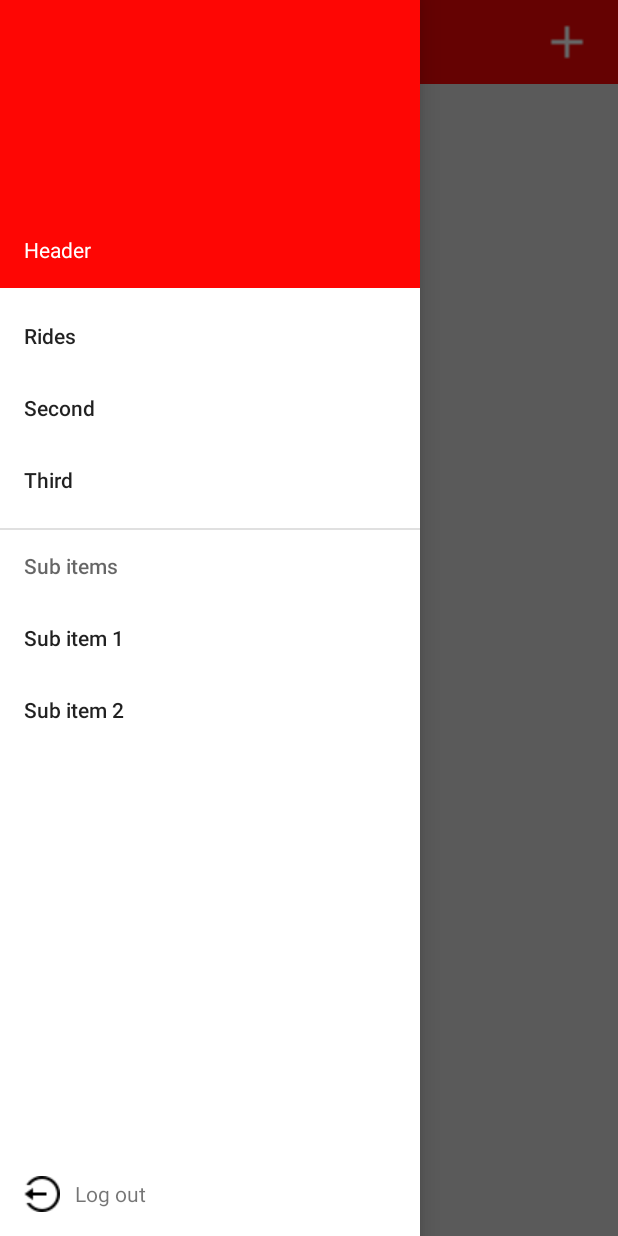
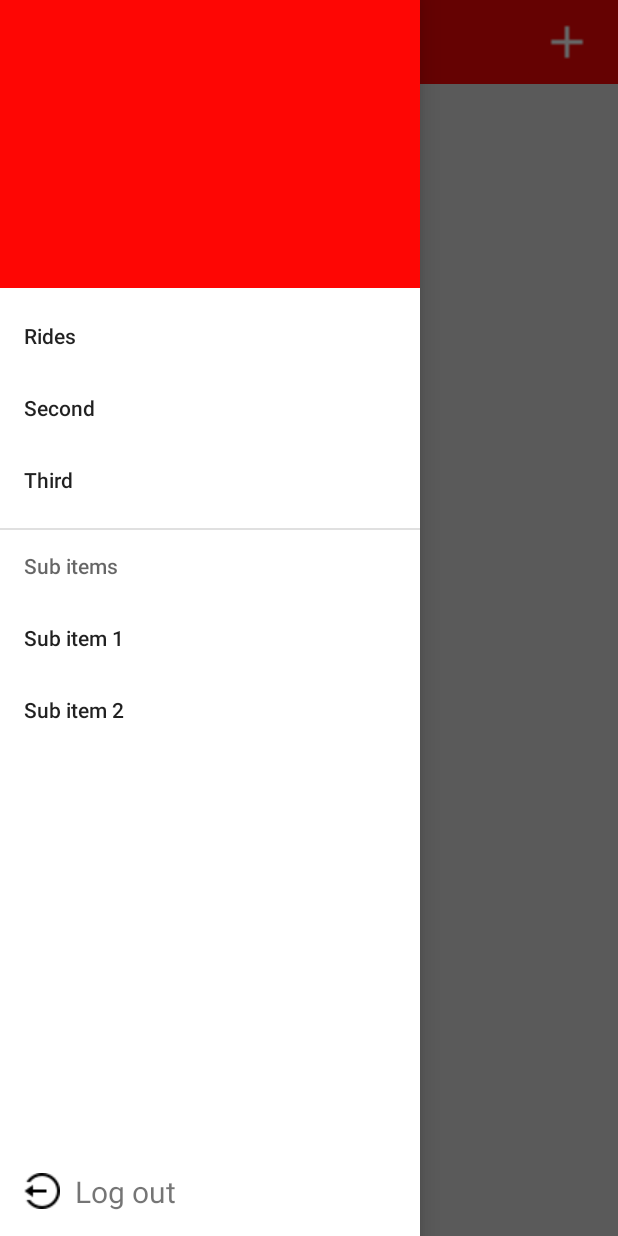
Before and after one commit to EgzonaGrashtica/PPMGr.1, an Android app: the screen it shows after launch once a user with an empty profile is signed in (MainActivity), with the side drawer open, on a phone screen of 412 x 824 dp. Run offline under Robolectric (Android 15) with nearby library versions, the light colour scheme and no system bars; our stand-ins replace Firebase (no records; nobody signed in at launch, a user with empty details on screens opened directly).

Commit message:
Dizjanim te UI
Dizajnimi i dialog_ride, Vendosja e emrit dhe imellit ne Header ne Hamburger menu, riderektimi i menihershem ne Main Post Fragment ne rastin e postimit te rij.

```diff
--- a/hitchhikerK/app/src/main/java/com/fiek/hitchhikerkosova/MainActivity.java
+++ b/hitchhikerK/app/src/main/java/com/fiek/hitchhikerkosova/MainActivity.java
@@ -33,7 +33,8 @@ public class MainActivity extends AppCompatActivity {
     Class fragmentClass;
     FragmentManager fragmentManager;
     private FirebaseAuth mAuth;
-    TextView tvLogout;
+    TextView tvLogout,tvHeaderName,tvHeaderEmail;
+    FirebaseUser currentUser;
 
     // Make sure to be using androidx.appcompat.app.ActionBarDrawerToggle version.
     private ActionBarDrawerToggle drawerToggle;
@@ -42,6 +43,8 @@ public class MainActivity extends AppCompatActivity {
     protected void onCreate(Bundle savedInstanceState) {
         super.onCreate(savedInstanceState);
         setContentView(R.layout.activity_main);
+
+
 
         // Listeneri per me ndegju kur firebaseAuth e ndrron gjendjen(behet logout)
         FirebaseAuth.AuthStateListener authStateListener = new FirebaseAuth.AuthStateListener() {
@@ -99,17 +102,25 @@ public class MainActivity extends AppCompatActivity {
                tvLogOutFunc();
             }
         });
+
+        View headerLayout=nvDrawer.getHeaderView(0);
+
+        tvHeaderName=(TextView) headerLayout.findViewById(R.id.tvHeaderName);
+        tvHeaderEmail=(TextView) headerLayout.findViewById(R.id.tvHeaderEmail);
+
+        currentUser = mAuth.getCurrentUser();
+
     }
     @Override
     public void onStart() {
         super.onStart();
         // Check if user is signed in (non-null) and update UI accordingly.
-        FirebaseUser currentUser = mAuth.getCurrentUser();
         if(currentUser ==null){
             startActivity(new Intent(MainActivity.this, LogInActivity.class));
             finish();
-
         }
+        tvHeaderName.setText(currentUser.getDisplayName());
+        tvHeaderEmail.setText(currentUser.getEmail());
     }
 
     private void setupDrawerContent(NavigationView navigationView) {
--- a/hitchhikerK/app/src/main/java/com/fiek/hitchhikerkosova/adapters/PostsAdapter.java
+++ b/hitchhikerK/app/src/main/java/com/fiek/hitchhikerkosova/adapters/PostsAdapter.java
@@ -93,12 +93,12 @@ public class PostsAdapter extends RecyclerView.Adapter<PostsAdapter.PostsViewHol
 
     public class PostsViewHolder extends RecyclerView.ViewHolder {
         TextView tvRowName,tvRowFrom,tvRowTo,tvRowDepartureTime,tvRowDate;
-        LinearLayout postRow;
+        ConstraintLayout postRow;
         /*TextView tvRowPrice,tvRowFreeSeats,tvRowPhoneNumber,tvRowExtraInfo;*/
         public PostsViewHolder(@NonNull View itemView) {
 
             super(itemView);
-            postRow=(LinearLayout)itemView.findViewById(R.id.postRow);
+            postRow=(ConstraintLayout) itemView.findViewById(R.id.postRow);
             tvRowName=itemView.findViewById(R.id.tvRowName);
             tvRowFrom=itemView.findViewById(R.id.tvRowFrom);
             tvRowTo=itemView.findViewById(R.id.tvRowTo);
--- a/hitchhikerK/app/src/main/java/com/fiek/hitchhikerkosova/ui/MainPostsFragment.java
+++ b/hitchhikerK/app/src/main/java/com/fiek/hitchhikerkosova/ui/MainPostsFragment.java
@@ -135,7 +135,10 @@ public class MainPostsFragment extends Fragment {
 
         recyclerView=getActivity().findViewById(R.id.recyclerView);
         recyclerView.setAdapter(postsAdapter);
-        recyclerView.setLayoutManager(new LinearLayoutManager(getContext()));
+        LinearLayoutManager linearLayoutManager=new LinearLayoutManager(getContext());
+        linearLayoutManager.setReverseLayout(true);
+        linearLayoutManager.setStackFromEnd(true);
+        recyclerView.setLayoutManager(linearLayoutManager);
 
         refreshLayout=getActivity().findViewById(R.id.refreshLayout);
         refreshLayout.setOnRefreshListener(new SwipeRefreshLayout.OnRefreshListener() {
--- a/hitchhikerK/app/src/main/res/drawable/et_style1.xml
+++ b/hitchhikerK/app/src/main/res/drawable/et_style1.xml
@@ -3,6 +3,10 @@
     <stroke
         android:width="2dp"
         android:color="@color/colorPrimary"/>
-    <gradient android:startColor="#FF0800" android:centerColor="#FF6B24" android:endColor="#FFFCFB"></gradient>
+    <gradient
+        android:angle="90"
+        android:startColor="@color/colorAccent"
+        android:centerColor="#FF935F"
+        android:endColor="@color/colorAccent"></gradient>
     <corners android:radius="20dp"/>
 </shape>
--- a/hitchhikerK/app/src/main/res/layout/activity_main.xml
+++ b/hitchhikerK/app/src/main/res/layout/activity_main.xml
@@ -61,7 +61,8 @@ android:layout_height="match_parent"
                     android:drawableLeft="@drawable/logout_icon"
                     android:drawablePadding="10dp"
                     android:gravity="center"
-                    android:text="@string/tvLogOut"></TextView>
+                    android:text="@string/tvLogOut"
+                    android:textSize="20sp"></TextView>
 
 
             </LinearLayout>
--- a/hitchhikerK/app/src/main/res/layout/activity_sign_up.xml
+++ b/hitchhikerK/app/src/main/res/layout/activity_sign_up.xml
@@ -107,7 +107,7 @@
             android:layout_marginStart="47dp"
             android:layout_marginTop="43dp"
             android:layout_marginEnd="47dp"
-            android:background="@drawable/et_style1"
+            android:background="@drawable/button"
             android:onClick="@string/btnSignUpFunc"
             android:text="@string/btnSignUpTxt"
             android:textSize="18sp"
--- a/hitchhikerK/app/src/main/res/layout/fragment_add_post.xml
+++ b/hitchhikerK/app/src/main/res/layout/fragment_add_post.xml
@@ -41,7 +41,7 @@
             android:layout_marginStart="161dp"
             android:layout_marginTop="28dp"
             android:layout_marginEnd="162dp"
-            android:background="@drawable/et_style1"
+            android:background="@drawable/button"
             android:onClick="@string/btnAddPostFunc"
             android:text="@string/btnAddPostTxt"
             app:layout_constraintEnd_toEndOf="parent"
--- a/hitchhikerK/app/src/main/res/layout/fragment_main_posts.xml
+++ b/hitchhikerK/app/src/main/res/layout/fragment_main_posts.xml
@@ -14,6 +14,7 @@
         <androidx.recyclerview.widget.RecyclerView
             android:id="@+id/recyclerView"
             android:layout_width="match_parent"
-            android:layout_height="match_parent" />
+            android:layout_height="match_parent"
+           />
     </androidx.swiperefreshlayout.widget.SwipeRefreshLayout>
 </FrameLayout>
--- a/hitchhikerK/app/src/main/res/layout/nav_header.xml
+++ b/hitchhikerK/app/src/main/res/layout/nav_header.xml
@@ -9,10 +9,21 @@
     android:gravity="bottom">
 
     <TextView
+        android:id="@+id/tvHeaderName"
         android:layout_width="match_parent"
         android:layout_height="wrap_content"
-        android:text="Header"
+        android:layout_marginBottom="5dp"
         android:textColor="@android:color/white"
-        android:textAppearance="@style/TextAppearance.AppCompat.Body1"/>
+        android:textSize="26sp"
+        android:textStyle="bold" />
+
+    <TextView
+        android:id="@+id/tvHeaderEmail"
+        android:layout_width="match_parent"
+        android:layout_height="wrap_content"
+        android:layout_marginBottom="10dp"
+        android:textColor="@android:color/white"
+        android:textSize="18sp" />
+
 
 </LinearLayout>
```
Also changed, not shown: hitchhikerK/app/src/main/java/com/fiek/hitchhikerkosova/ui/AddPostFragment.java (+17 -0 lines), hitchhikerK/app/src/main/res/drawable/background_style.xml (added, +11 -0 lines), hitchhikerK/app/src/main/res/layout/dialog_ride.xml (+137 -109 lines), hitchhikerK/app/src/main/res/layout/post_row.xml (+27 -9 lines), hitchhikerK/app/src/main/res/drawable-v24/dialog_box_icon.png (added).
